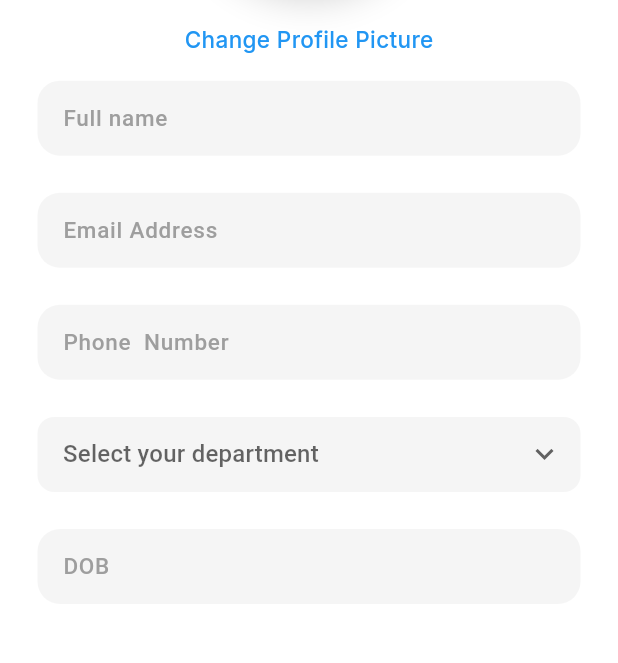
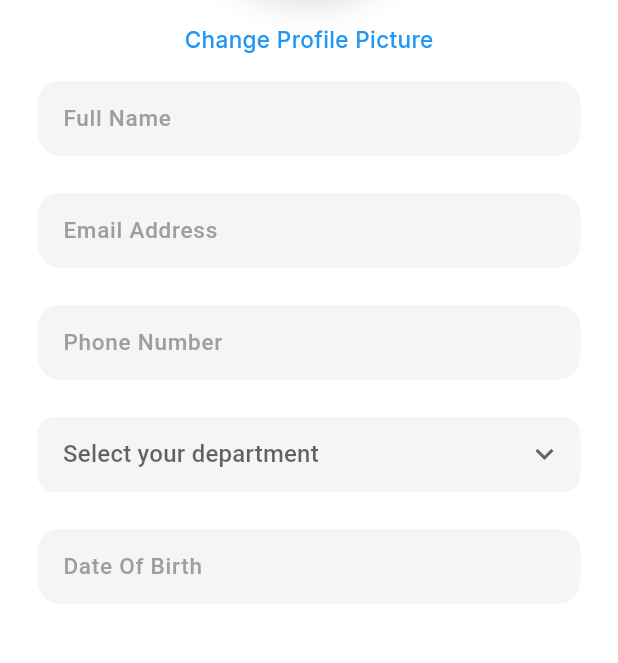
Before and after one commit to Sparkinovtech/Sairam, a Flutter app: the EditProfile screen opened directly, on a phone screen of 412 x 824 dp. Shown: the part 439-1102 px from the top of the screen. Run offline on Flutter 3.47's test engine with Material 3 defaults, Android fonts, the light colour scheme and no system bars; our stand-ins replace bloc, cloud_firestore, connectivity_plus, firebase_auth, firebase_core, flutter_bloc and 7 more; accounts and stored records are empty; network calls fail.

Commit message:
Linking in profile editing page done and working properly

```diff
--- a/lib/Profile/Model/department.dart
+++ b/lib/Profile/Model/department.dart
@@ -13,8 +13,8 @@ enum Department {
 }
 
 extension DepartmentName on Department {
-  String departmentName(Department department) {
-    switch (department) {
+  String get departmentName {
+    switch (this) {
       case Department.cse:
         return "Computer Science And Engineering";
       case Department.iot:
--- a/lib/Profile/service/profile_cloud_firestore_provider.dart
+++ b/lib/Profile/service/profile_cloud_firestore_provider.dart
@@ -125,7 +125,7 @@ class ProfileCloudFirestoreProvider {
   }
 
   /// Saves portfolio links
-  Future<Profile> savePortfolioLinks(List<Link> links) async {
+  Future<Profile> savePortfolioLinks({required List<Link> links}) async {
     final currentProfile = _studentProfile;
     if (currentProfile == null) throw UserProfileNotFoundException();
 
@@ -137,7 +137,9 @@ class ProfileCloudFirestoreProvider {
   }
 
   /// Saves certificates
-  Future<Profile> saveCertificates(List<Certificate> certificates) async {
+  Future<Profile> saveCertificates({
+    required List<Certificate> certificates,
+  }) async {
     final currentProfile = _studentProfile;
     if (currentProfile == null) throw UserProfileNotFoundException();
 
--- a/lib/Utils/edit_profile.dart
+++ b/lib/Utils/edit_profile.dart
@@ -1,8 +1,14 @@
 import 'dart:io';
 import 'package:flutter/material.dart';
+import 'package:flutter_bloc/flutter_bloc.dart';
 import 'package:google_fonts/google_fonts.dart';
 import 'package:image_picker/image_picker.dart';
 import 'package:permission_handler/permission_handler.dart';
+import 'package:sairam_incubation/Profile/Model/department.dart';
+import 'package:sairam_incubation/Profile/bloc/profile_bloc.dart';
+import 'package:sairam_incubation/Profile/bloc/profile_event.dart';
+import 'package:sairam_incubation/Profile/bloc/profile_state.dart';
+import 'package:sairam_incubation/Utils/Loader/loading_screen.dart';
 
 class EditProfile extends StatefulWidget {
   const EditProfile({super.key});
@@ -12,6 +18,8 @@ class EditProfile extends StatefulWidget {
 }
 
 class _EditProfileState extends State<EditProfile> {
+  bool _initialized = false;
+
   File? _file;
   Future<void> requestPermission() async {
     await [Permission.camera, Permission.photos, Permission.storage].request();
@@ -32,28 +40,36 @@ class _EditProfileState extends State<EditProfile> {
   final TextEditingController _name = TextEditingController();
   final TextEditingController _email = TextEditingController();
   final TextEditingController _phone = TextEditingController();
-  final TextEditingController _department = TextEditingController();
   final TextEditingController _dob = TextEditingController();
 
-  String? _selected;
-
-  final List<String> _option = [
-    "Computer Science and Engineering",
-    "Information Technology",
-    "Internet Of Things(IOT)",
-    "Artificial Intelligence And Data Science",
-    "Artificial Intelligence And Machine Learning",
-    "Cyber Security",
-    "Computer Science And Business Systems",
-    "Computer Science And Communication Engineering",
-    "Electronics And Communication Engineering",
-    "Electrical And Electronics Engineering",
-    "Mechanical Engineering",
-  ];
+  Department? _selected;
 
   @override
   Widget build(BuildContext context) {
     var size = MediaQuery.of(context).size;
+    return BlocConsumer<ProfileBloc, ProfileState>(
+      listener: (context, state) {
+        if (state.isLoading) {
+          LoadingScreen().show(context: context, text: "Loading...");
+        } else {
+          LoadingScreen().hide();
+        }
+
+        if (state is ProfileInformationDoneState) {
+          Navigator.of(context).pop();
+        }
+      },
+      builder: (context, state) {
+        final profile = state.profile;
+
+        if (!_initialized && profile != null) {
+          _name.text = profile.name ?? "";
+          _email.text = profile.emailAddresss ?? "";
+          _phone.text = profile.phoneNumber ?? "";
+          _dob.text = profile.dateOfBirth ?? "";
+          _selected = profile.department;
+          _initialized = true;
+        }
         return Scaffold(
           backgroundColor: Colors.white,
           body: SafeArea(
@@ -64,7 +80,10 @@ class _EditProfileState extends State<EditProfile> {
                   Column(
                     children: [
                       Padding(
-                    padding: EdgeInsets.symmetric(horizontal: 20, vertical: 30),
+                        padding: EdgeInsets.symmetric(
+                          horizontal: 20,
+                          vertical: 30,
+                        ),
                         child: Row(
                           crossAxisAlignment: CrossAxisAlignment.center,
                           children: [
@@ -124,15 +143,16 @@ class _EditProfileState extends State<EditProfile> {
                         children: [
                           _buildTextField(
                             controller: _name,
-                        text: "Full name",
-                        validator: (v) =>
-                            v == null || v.isEmpty ? "Enter your name" : null,
+                            text: "Full Name",
+                            validator: (v) => v == null || v.isEmpty
+                                ? "Enter your name"
+                                : null,
                             key: TextInputType.name,
                           ),
                           SizedBox(height: size.height * .03),
                           _buildTextField(
                             controller: _email,
-                        text: "Email Address",
+                            text: profile?.emailAddresss ?? "Email Address",
                             key: TextInputType.emailAddress,
                             validator: (v) => v == null || v.isEmpty
                                 ? "Enter the Email Address"
@@ -143,7 +163,7 @@ class _EditProfileState extends State<EditProfile> {
                           SizedBox(height: size.height * .03),
                           _buildTextField(
                             controller: _phone,
-                        text: "Phone  Number",
+                            text: profile?.phoneNumber ?? "Phone Number",
                             key: TextInputType.phone,
                             validator: (v) => v == null || v.isEmpty
                                 ? "Enter the Phone Number"
@@ -152,16 +172,17 @@ class _EditProfileState extends State<EditProfile> {
                                 : null,
                           ),
                           SizedBox(height: size.height * .03),
-                      _dropField(
+                          _dropField<Department>(
                             selectedValue: _selected,
-                        options: _option,
+                            options: Department.values,
                             onChange: (val) => setState(() => _selected = val),
                             hintText: 'Select your department',
+                            itemLabelBuilder: (dept) => dept.departmentName,
                           ),
                           SizedBox(height: size.height * .03),
                           _buildTextField(
                             controller: _dob,
-                        text: "DOB",
+                            text: profile?.dateOfBirth ?? "Date Of Birth",
                             key: TextInputType.number,
                             validator: (v) =>
                                 v == null || v.isEmpty ? "Enter the DOB" : null,
@@ -177,7 +198,10 @@ class _EditProfileState extends State<EditProfile> {
           bottomNavigationBar: Row(
             children: [
               Padding(
-            padding: const EdgeInsets.symmetric(horizontal: 20, vertical: 20),
+                padding: const EdgeInsets.symmetric(
+                  horizontal: 20,
+                  vertical: 20,
+                ),
                 child: MaterialButton(
                   elevation: 0,
                   onPressed: () {},
@@ -198,13 +222,38 @@ class _EditProfileState extends State<EditProfile> {
                 ),
               ),
               Padding(
-            padding: const EdgeInsets.symmetric(horizontal: 15, vertical: 20),
+                padding: const EdgeInsets.symmetric(
+                  horizontal: 15,
+                  vertical: 20,
+                ),
                 child: MaterialButton(
                   elevation: 0,
                   onPressed: () {
-                if (_key.currentState!.validate()) {
-                  Navigator.pop(context);
+                    if (_name.text.isEmpty ||
+                        _email.text.isEmpty ||
+                        _phone.text.isEmpty ||
+                        _dob.text.isEmpty ||
+                        _selected == null) {
+                      // Show error message using a SnackBar
+                      ScaffoldMessenger.of(context).showSnackBar(
+                        SnackBar(
+                          content: Text("Please fill in all required fields."),
+                          backgroundColor: Colors.red,
+                        ),
+                      );
+                      return;
                     }
+                    // If all validations pass, dispatch the event
+                    context.read<ProfileBloc>().add(
+                      RegisterProfileInformationEvent(
+                        profilePic: _file?.path, // Optional
+                        fullName: _name.text,
+                        emailAddress: _email.text,
+                        phoneNumber: _phone.text,
+                        department: _selected!,
+                        dateOfBirth: _dob.text,
+                      ),
+                    );
                   },
                   minWidth: size.width * .5,
                   height: size.height * .05,
@@ -225,6 +274,8 @@ class _EditProfileState extends State<EditProfile> {
               ),
             ],
           ),
+        );
+      },
     );
   }
 
@@ -257,13 +308,14 @@ class _EditProfileState extends State<EditProfile> {
     );
   }
 
-  Widget _dropField({
+  Widget _dropField<T>({
     required String hintText,
-    required String? selectedValue,
-    required List<String> options,
-    required ValueChanged<String?> onChange,
+    required T? selectedValue,
+    required List<T> options,
+    required ValueChanged<T?> onChange,
+    required String Function(T) itemLabelBuilder,
   }) {
-    return DropdownButtonFormField<String>(
+    return DropdownButtonFormField<T>(
       value: options.contains(selectedValue) ? selectedValue : null,
       onChanged: onChange,
       isExpanded: true,
@@ -279,14 +331,14 @@ class _EditProfileState extends State<EditProfile> {
           borderRadius: BorderRadius.circular(11),
         ),
         filled: true,
-        fillColor: Colors.grey.withValues(alpha: .1),
+        fillColor: Colors.grey.withValues(alpha: 0.1),
         contentPadding: EdgeInsets.all(13),
       ),
       icon: Icon(Icons.keyboard_arrow_down),
       items: options.map((item) {
-        return DropdownMenuItem<String>(
+        return DropdownMenuItem<T>(
           value: item,
-          child: Text(item, overflow: TextOverflow.ellipsis),
+          child: Text(itemLabelBuilder(item), overflow: TextOverflow.ellipsis),
         );
       }).toList(),
     );
--- a/lib/View/profile_page.dart
+++ b/lib/View/profile_page.dart
@@ -6,6 +6,8 @@ import 'package:google_fonts/google_fonts.dart';
 import 'package:image_picker/image_picker.dart';
 import 'package:page_transition/page_transition.dart';
 import 'package:permission_handler/permission_handler.dart';
+import 'package:sairam_incubation/Profile/bloc/profile_bloc.dart';
+import 'package:sairam_incubation/Profile/service/profile_cloud_firestore_provider.dart';
 import 'package:sairam_incubation/Utils/edit_profile.dart';
 import 'package:sairam_incubation/Utils/profile_list.dart';
 import '../Auth/bloc/auth_bloc.dart';
```
Also changed, not shown: lib/Auth/bloc/auth_bloc.dart (+20 -0 lines), lib/Utils/bottom_nav_bar.dart (+18 -22 lines), lib/main.dart (+14 -7 lines). Lines whose indentation alone changed are shown as unchanged.
